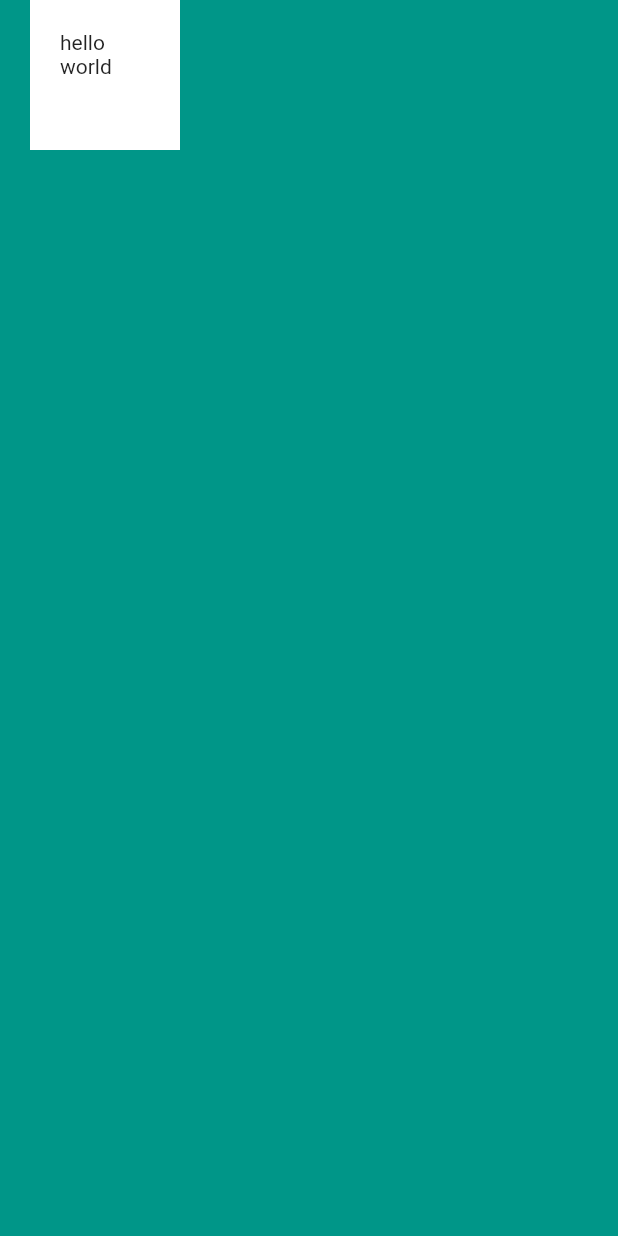
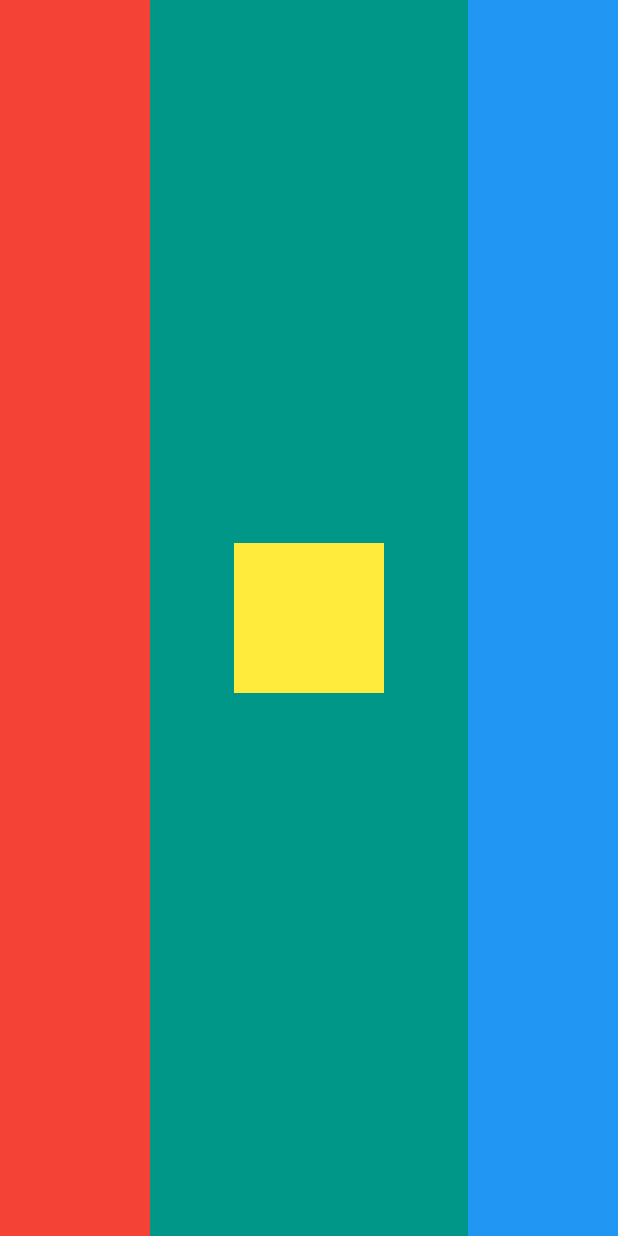
Before and after one commit to dart-bird/programingLearn, a Flutter app: the screen it shows after launch, on a phone screen of 412 x 824 dp. Run offline on Flutter 3.47's test engine with Material 2 defaults, Android fonts, the phone set to English and light mode, and no system bars.

Commit message:
Update main.dart changes child Row, children Container

```diff
--- a/Flutter/mi_card_flutter/lib/main.dart
+++ b/Flutter/mi_card_flutter/lib/main.dart
@@ -11,16 +11,26 @@
       home: Scaffold(
         backgroundColor: Colors.teal,
         body: SafeArea(
-          child: Container(
-            height: 100.0,
-            width: 100.0,
-            //margin: EdgeInsets.all(20.0)
-            //margin: EdgeInsets.symmetric(vertical: 20.0, horizontal: 20.0),
-            //margin: EdgeInsets.fromLTRB(20.0, 20.0, 20.0, 20.0),
-            margin: EdgeInsets.only(left: 20.0),
-            padding: EdgeInsets.all(20.0),
-            color: Colors.white,
-            child: Text("hello world"),
+          child: Row(
+            mainAxisAlignment: MainAxisAlignment.spaceBetween,
+            crossAxisAlignment: CrossAxisAlignment.center,
+            children: <Widget>[
+              Container(
+                height: double.infinity,
+                width: 100.0,
+                color: Colors.red,
+              ),
+              Container(
+                height: 100.0,
+                width: 100.0,
+                color: Colors.yellow,
+              ),
+              Container(
+                height: double.infinity,
+                width: 100.0,
+                color: Colors.blue,
+              ),
+            ],
           ),
         ),
       ),
```
